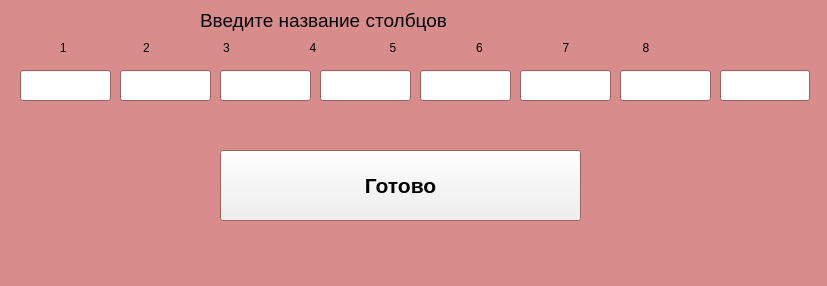
Above: create.ui from AnGREATern/kanbaner before the change. Below: the same form after it.
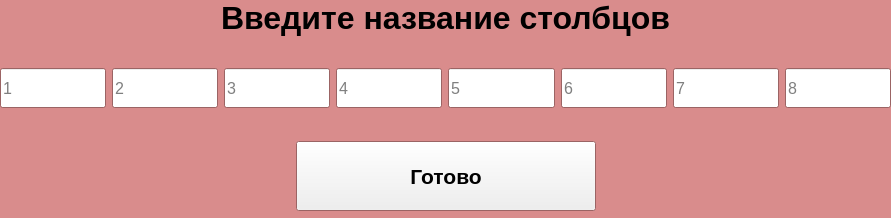
That is the form after the change.

Commit message: Дизайн вкладки Добавления досок

Patch:
```diff
--- a/create.ui
+++ b/create.ui
@@ -6,8 +6,8 @@
    <rect>
     <x>0</x>
     <y>0</y>
-    <width>827</width>
-    <height>286</height>
+    <width>891</width>
+    <height>218</height>
    </rect>
   </property>
   <property name="palette">
@@ -86,138 +86,306 @@
   <property name="autoFillBackground">
    <bool>false</bool>
   </property>
-  <widget class="QLabel" name="label_2">
+  <widget class="QWidget" name="verticalLayoutWidget">
    <property name="geometry">
     <rect>
-     <x>200</x>
+     <x>0</x>
      <y>0</y>
-     <width>341</width>
-     <height>41</height>
+     <width>891</width>
+     <height>211</height>
     </rect>
    </property>
-   <property name="font">
-    <font>
-     <pointsize>14</pointsize>
-     <weight>50</weight>
-     <bold>false</bold>
-    </font>
-   </property>
-   <property name="text">
-    <string>Введите название столбцов</string>
-   </property>
-  </widget>
-  <widget class="QLineEdit" name="le2">
-   <property name="geometry">
-    <rect>
-     <x>20</x>
-     <y>70</y>
-     <width>91</width>
-     <height>31</height>
-    </rect>
-   </property>
-  </widget>
-  <widget class="QLineEdit" name="le3">
-   <property name="geometry">
-    <rect>
-     <x>120</x>
-     <y>70</y>
-     <width>91</width>
-     <height>31</height>
-    </rect>
-   </property>
-  </widget>
-  <widget class="QLineEdit" name="le5">
-   <property name="geometry">
-    <rect>
-     <x>320</x>
-     <y>70</y>
-     <width>91</width>
-     <height>31</height>
-    </rect>
-   </property>
-  </widget>
-  <widget class="QLineEdit" name="le4">
-   <property name="geometry">
-    <rect>
-     <x>220</x>
-     <y>70</y>
-     <width>91</width>
-     <height>31</height>
-    </rect>
-   </property>
-  </widget>
-  <widget class="QLineEdit" name="le7">
-   <property name="geometry">
-    <rect>
-     <x>520</x>
-     <y>70</y>
-     <width>91</width>
-     <height>31</height>
-    </rect>
-   </property>
-  </widget>
-  <widget class="QLineEdit" name="le6">
-   <property name="geometry">
-    <rect>
-     <x>420</x>
-     <y>70</y>
-     <width>91</width>
-     <height>31</height>
-    </rect>
-   </property>
-  </widget>
-  <widget class="QLineEdit" name="le9">
-   <property name="geometry">
-    <rect>
-     <x>720</x>
-     <y>70</y>
-     <width>90</width>
-     <height>31</height>
-    </rect>
-   </property>
-  </widget>
-  <widget class="QLineEdit" name="le8">
-   <property name="geometry">
-    <rect>
-     <x>620</x>
-     <y>70</y>
-     <width>91</width>
-     <height>31</height>
-    </rect>
-   </property>
-  </widget>
-  <widget class="QLabel" name="label_3">
-   <property name="geometry">
-    <rect>
-     <x>40</x>
-     <y>40</y>
-     <width>751</width>
-     <height>16</height>
-    </rect>
-   </property>
-   <property name="text">
-    <string>      1                       2                      3                        4                      5                        6                        7                      8</string>
-   </property>
-  </widget>
-  <widget class="QPushButton" name="pb_complete">
-   <property name="geometry">
-    <rect>
-     <x>220</x>
-     <y>150</y>
-     <width>361</width>
-     <height>71</height>
-    </rect>
-   </property>
-   <property name="font">
-    <font>
-     <pointsize>16</pointsize>
-     <weight>75</weight>
-     <bold>true</bold>
-    </font>
-   </property>
-   <property name="text">
-    <string>Готово</string>
-   </property>
+   <layout class="QVBoxLayout" name="verticalLayout">
+    <property name="sizeConstraint">
+     <enum>QLayout::SetDefaultConstraint</enum>
+    </property>
+    <item>
+     <layout class="QHBoxLayout" name="horizontalLayout_2">
+      <item>
+       <spacer name="horizontalSpacer">
+        <property name="orientation">
+         <enum>Qt::Horizontal</enum>
+        </property>
+        <property name="sizeHint" stdset="0">
+         <size>
+          <width>40</width>
+          <height>20</height>
+         </size>
+        </property>
+       </spacer>
+      </item>
+      <item>
+       <widget class="QLabel" name="label_2">
+        <property name="font">
+         <font>
+          <pointsize>24</pointsize>
+          <weight>75</weight>
+          <bold>true</bold>
+         </font>
+        </property>
+        <property name="text">
+         <string>Введите название столбцов</string>
+        </property>
+       </widget>
+      </item>
+      <item>
+       <spacer name="horizontalSpacer_2">
+        <property name="orientation">
+         <enum>Qt::Horizontal</enum>
+        </property>
+        <property name="sizeHint" stdset="0">
+         <size>
+          <width>40</width>
+          <height>20</height>
+         </size>
+        </property>
+       </spacer>
+      </item>
+     </layout>
+    </item>
+    <item>
+     <spacer name="verticalSpacer_2">
+      <property name="orientation">
+       <enum>Qt::Vertical</enum>
+      </property>
+      <property name="sizeHint" stdset="0">
+       <size>
+        <width>20</width>
+        <height>40</height>
+       </size>
+      </property>
+     </spacer>
+    </item>
+    <item>
+     <layout class="QHBoxLayout" name="horizontalLayout">
+      <item>
+       <widget class="QLineEdit" name="le3">
+        <property name="enabled">
+         <bool>true</bool>
+        </property>
+        <property name="minimumSize">
+         <size>
+          <width>0</width>
+          <height>40</height>
+         </size>
+        </property>
+        <property name="font">
+         <font>
+          <pointsize>12</pointsize>
+         </font>
+        </property>
+        <property name="placeholderText">
+         <string>1</string>
+        </property>
+       </widget>
+      </item>
+      <item>
+       <widget class="QLineEdit" name="le6">
+        <property name="minimumSize">
+         <size>
+          <width>0</width>
+          <height>40</height>
+         </size>
+        </property>
+        <property name="font">
+         <font>
+          <pointsize>12</pointsize>
+         </font>
+        </property>
+        <property name="placeholderText">
+         <string>2</string>
+        </property>
+       </widget>
+      </item>
+      <item>
+       <widget class="QLineEdit" name="le5">
+        <property name="minimumSize">
+         <size>
+          <width>0</width>
+          <height>40</height>
+         </size>
+        </property>
+        <property name="font">
+         <font>
+          <pointsize>12</pointsize>
+         </font>
+        </property>
+        <property name="text">
+         <string/>
+        </property>
+        <property name="placeholderText">
+         <string>3</string>
+        </property>
+       </widget>
+      </item>
+      <item>
+       <widget class="QLineEdit" name="le7">
+        <property name="minimumSize">
+         <size>
+          <width>30</width>
+          <height>40</height>
+         </size>
+        </property>
+        <property name="font">
+         <font>
+          <pointsize>12</pointsize>
+         </font>
+        </property>
+        <property name="text">
+         <string/>
+        </property>
+        <property name="placeholderText">
+         <string>4</string>
+        </property>
+       </widget>
+      </item>
+      <item>
+       <widget class="QLineEdit" name="le8">
+        <property name="minimumSize">
+         <size>
+          <width>0</width>
+          <height>40</height>
+         </size>
+        </property>
+        <property name="font">
+         <font>
+          <pointsize>12</pointsize>
+         </font>
+        </property>
+        <property name="contextMenuPolicy">
+         <enum>Qt::DefaultContextMenu</enum>
+        </property>
+        <property name="inputMethodHints">
+         <set>Qt::ImhNone</set>
+        </property>
+        <property name="inputMask">
+         <string/>
+        </property>
+        <property name="placeholderText">
+         <string>5</string>
+        </property>
+       </widget>
+      </item>
+      <item>
+       <widget class="QLineEdit" name="le9">
+        <property name="minimumSize">
+         <size>
+          <width>0</width>
+          <height>40</height>
+         </size>
+        </property>
+        <property name="font">
+         <font>
+          <pointsize>12</pointsize>
+         </font>
+        </property>
+        <property name="placeholderText">
+         <string>6</string>
+        </property>
+       </widget>
+      </item>
+      <item>
+       <widget class="QLineEdit" name="le2">
+        <property name="minimumSize">
+         <size>
+          <width>0</width>
+          <height>40</height>
+         </size>
+        </property>
+        <property name="font">
+         <font>
+          <pointsize>12</pointsize>
+         </font>
+        </property>
+        <property name="placeholderText">
+         <string>7</string>
+        </property>
+       </widget>
+      </item>
+      <item>
+       <widget class="QLineEdit" name="le4">
+        <property name="minimumSize">
+         <size>
+          <width>0</width>
+          <height>40</height>
+         </size>
+        </property>
+        <property name="font">
+         <font>
+          <pointsize>12</pointsize>
+         </font>
+        </property>
+        <property name="placeholderText">
+         <string>8</string>
+        </property>
+       </widget>
+      </item>
+     </layout>
+    </item>
+    <item>
+     <spacer name="verticalSpacer">
+      <property name="orientation">
+       <enum>Qt::Vertical</enum>
+      </property>
+      <property name="sizeHint" stdset="0">
+       <size>
+        <width>20</width>
+        <height>40</height>
+       </size>
+      </property>
+     </spacer>
+    </item>
+    <item>
+     <layout class="QHBoxLayout" name="horizontalLayout_3">
+      <item>
+       <spacer name="horizontalSpacer_3">
+        <property name="orientation">
+         <enum>Qt::Horizontal</enum>
+        </property>
+        <property name="sizeHint" stdset="0">
+         <size>
+          <width>30</width>
+          <height>20</height>
+         </size>
+        </property>
+       </spacer>
+      </item>
+      <item>
+       <widget class="QPushButton" name="pb_complete">
+        <property name="minimumSize">
+         <size>
+          <width>300</width>
+          <height>70</height>
+         </size>
+        </property>
+        <property name="font">
+         <font>
+          <pointsize>16</pointsize>
+          <weight>75</weight>
+          <bold>true</bold>
+         </font>
+        </property>
+        <property name="text">
+         <string>Готово</string>
+        </property>
+       </widget>
+      </item>
+      <item>
+       <spacer name="horizontalSpacer_4">
+        <property name="orientation">
+         <enum>Qt::Horizontal</enum>
+        </property>
+        <property name="sizeHint" stdset="0">
+         <size>
+          <width>30</width>
+          <height>20</height>
+         </size>
+        </property>
+       </spacer>
+      </item>
+     </layout>
+    </item>
+   </layout>
   </widget>
  </widget>
  <resources/>
```
The commit also changes 1 other file.
